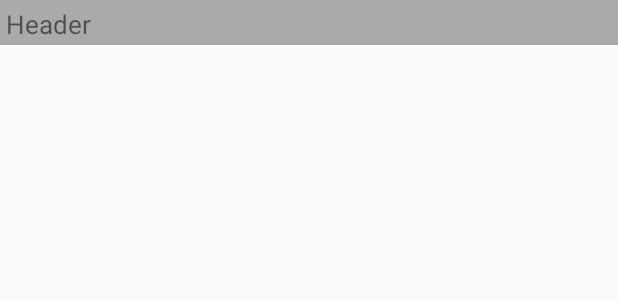
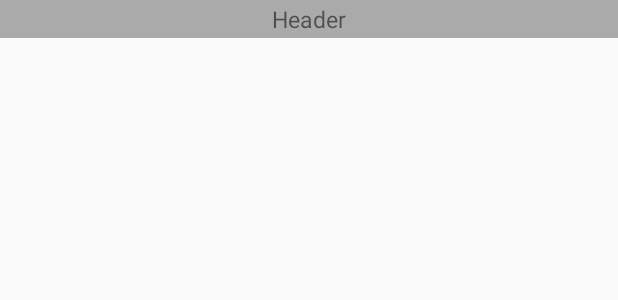
Before and after one commit to IoTtalk/MorSocketCtl, an Android app: the layout device_list_view_section_header.xml on its own in the app's theme, with its tools: preview values and no code run, on a phone screen of 412 x 824 dp. Shown: the top 300 px of the screen. Run offline under Robolectric (Android 15) with nearby library versions, the phone set to English and light mode, and no system bars.

Commit message:
some ui adjust

```diff
--- a/MorSocketCtl/src/main/res/drawable/triangle.xml
+++ b/MorSocketCtl/src/main/res/drawable/triangle.xml
@@ -7,7 +7,7 @@
             android:pivotY="15%"
             android:toDegrees="45">
             <shape android:shape="rectangle">
-                <solid android:color="@color/white" />
+                <solid android:color="@color/blue" />
             </shape>
         </rotate>
     </item>
--- a/MorSocketCtl/src/main/res/layout/device_list_view_section_header.xml
+++ b/MorSocketCtl/src/main/res/layout/device_list_view_section_header.xml
@@ -7,9 +7,10 @@
     <TextView
         android:id="@+id/section_header"
         android:layout_width="match_parent"
-        android:layout_height="30dp"
+        android:layout_height="wrap_content"
         android:background="@android:color/darker_gray"
         android:text="Header"
-        android:textSize="17sp"
-        android:padding="4dp" />
+        android:textSize="15sp"
+        android:padding="2dp"
+        android:textAlignment="center" />
 </LinearLayout>
--- a/MorSocketCtl/src/main/res/layout/device_row_view.xml
+++ b/MorSocketCtl/src/main/res/layout/device_row_view.xml
@@ -10,7 +10,7 @@
         android:layout_height="wrap_content"
         android:id="@+id/device_row_text_view"
         android:layout_weight="0.07"
-        android:textSize="18sp"
+        android:textSize="30sp"
         android:textColor="@android:color/black"
         android:gravity="center"
         android:textAlignment="viewStart" />
```
Also changed, not shown: MorSocketCtl/src/main/java/tw/edu/nctu/pcslab/recyclerview/RecyclerViewRecyclerAdapter.java (+0 -7 lines), MorSocketCtl/src/main/java/tw/edu/nctu/pcslab/socketctl/ControllerActivity.java (+2 -6 lines), MorSocketCtl/src/main/res/layout/recycler_view_list_row.xml (+11 -15 lines).
